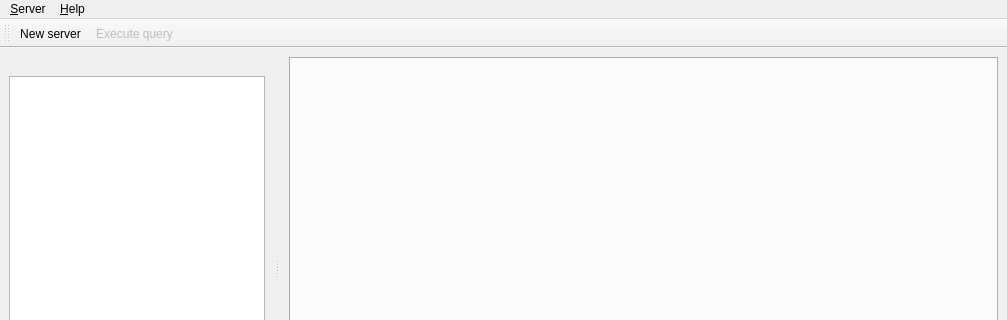
This is MailUnitUI/Gui/MainWindow.ui in brainstream/MailUnit as Qt 5 draws it before an edit; both pictures show x 0 to 1007 and y 0 to 320 of the 1007 by 509 pixel window. The edited form follows.
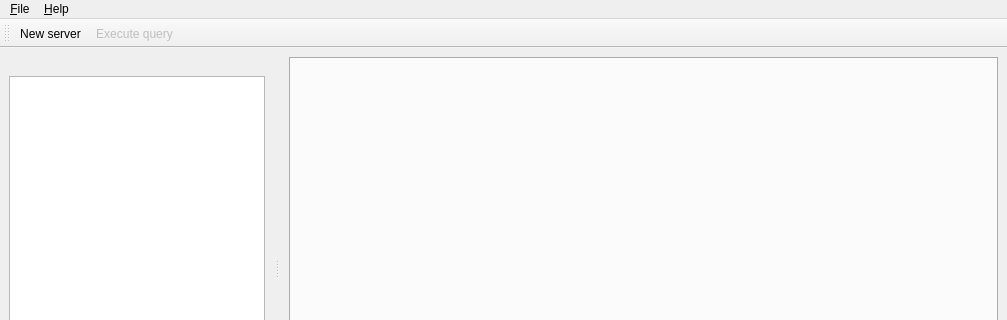
This is the edited form. Icons and pictures are not drawn.

What changed in the file:
```diff
--- a/MailUnitUI/Gui/MainWindow.ui
+++ b/MailUnitUI/Gui/MainWindow.ui
@@ -69,13 +69,13 @@
     <addaction name="mp_action_about"/>
     <addaction name="mp_action_about_qt"/>
    </widget>
-   <widget class="QMenu" name="mp_menu_server">
+   <widget class="QMenu" name="mp_menu_file">
     <property name="title">
-     <string>&amp;Server</string>
+     <string>&amp;File</string>
     </property>
     <addaction name="mp_action_new_server"/>
    </widget>
-   <addaction name="mp_menu_server"/>
+   <addaction name="mp_menu_file"/>
    <addaction name="mp_menu_help"/>
   </widget>
   <widget class="QStatusBar" name="mp_statusbar"/>
```
Left out of the diff: 8 changed lines with no effect on the pictures.
